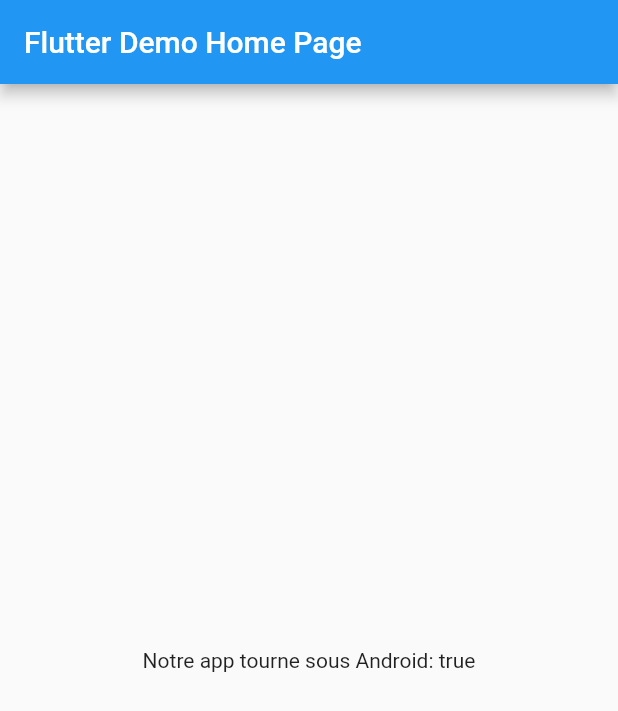
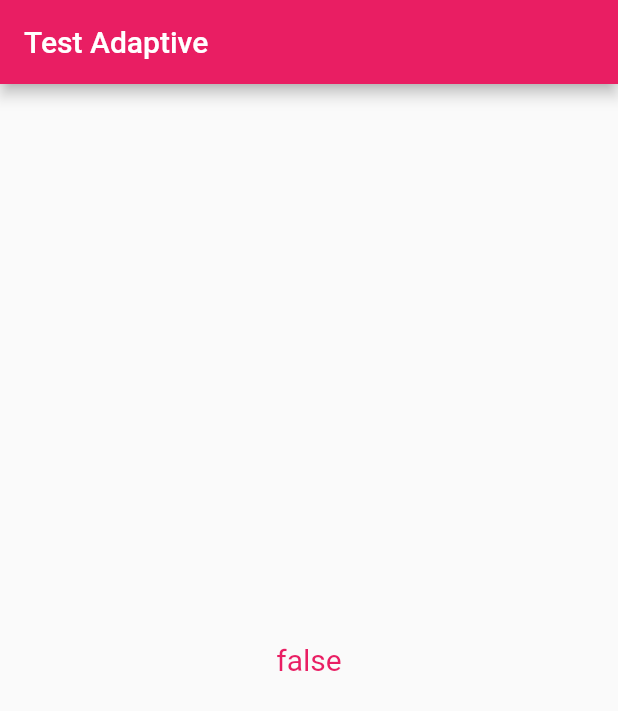
Before and after one commit to Nufreort/adaptive_codabee, a Flutter app: the screen it shows after launch, on a phone screen of 412 x 824 dp. Shown: the top 711 px of the screen. Run offline on Flutter 3.47's test engine with Material 2 defaults, Android fonts, the phone set to English and light mode, and no system bars.

Commit message:
add platform specific scaffold and text"

```diff
--- a/lib/adaptive_codabee.dart
+++ b/lib/adaptive_codabee.dart
@@ -2,10 +2,64 @@ library adaptive_codabee;
 
 import 'package:flutter/material.dart';
 import 'package:flutter/cupertino.dart';
-import 'dart:io';
+import 'package:flutter/foundation.dart' show kIsWeb;
 
 class Adaptive {
 
-  static bool isAndroid() => (Platform.isAndroid);
+  //Check Platform
 
+  static bool isWeb() => (kIsWeb);
+
+  //Material Design Adapted
+  static Widget scaffold({required String string, required Widget widget}) {
+    return (isWeb()) ? webScaffold(string: string, body: widget) : androidScaffold(string: string, body: widget);
+  }
+
+  static text({required String string, Color? color, double? size, TextAlign? align}) {
+    TextStyle style = textStyle(color: color, size: size);
+    return (kIsWeb) ? webText(string: string, style: style, align: align) : androidText(string: string, style: style, align: align);
+  }
+  //Android
+  static Scaffold androidScaffold({required String string, required Widget body}){
+    return Scaffold(
+      appBar: AppBar(title: Text(string), backgroundColor: Colors.pink,
+      ),
+      body: body,
+    );
+  }
+
+  static Text androidText({required String string, required TextStyle style,  TextAlign? align}){
+    return Text(
+      string,
+      style: style,
+      textAlign: align ?? TextAlign.right,
+    );
+  }
+
+  //Web design
+  static Scaffold webScaffold({required String string, required Widget body}){
+    return Scaffold(
+      appBar: AppBar(title: Text(string),
+        backgroundColor: Colors.green,
+      ),
+      body: body,
+    );
+  }
+
+  static Text webText({required String string, required TextStyle style,  TextAlign? align}){
+    return Text(
+      string,
+      style: style,
+      textAlign: align ?? TextAlign.left,
+    );
+  }
+
+  //Both Material
+  static TextStyle textStyle({Color? color, double? size, TextAlign? align}) {
+    return TextStyle(
+      color: color ?? Colors.black,
+      fontSize: size ?? 20,
+
+    );
+  }
 }
--- a/sample_app/lib/main.dart
+++ b/sample_app/lib/main.dart
@@ -24,7 +24,6 @@ class MyApp extends StatelessWidget {
 class MyHomePage extends StatefulWidget {
   const MyHomePage({Key? key, required this.title}) : super(key: key);
 
-
   final String title;
 
   @override
@@ -32,23 +31,13 @@ class MyHomePage extends StatefulWidget {
 }
 
 class _MyHomePageState extends State<MyHomePage> {
-
   @override
   Widget build(BuildContext context) {
-    return Scaffold(
-      appBar: AppBar(
-        title: Text(widget.title),
-      ),
-      body: Center(
-        child: Column(
-          mainAxisAlignment: MainAxisAlignment.center,
-          children: <Widget>[
-            Text(
-              'Notre app tourne sous Android: ${Adaptive.isAndroid()}',
-            ),
-          ],
+    return Adaptive.scaffold(
+        string: "Test Adaptive",
+        widget: Center(
+          child: Adaptive.text(string: "${Adaptive.isWeb()}", color: Colors.pink),
         ),
-      ),
     );
   }
 }
```
Also changed, not shown: sample_app/pubspec.lock, 1 other file.
